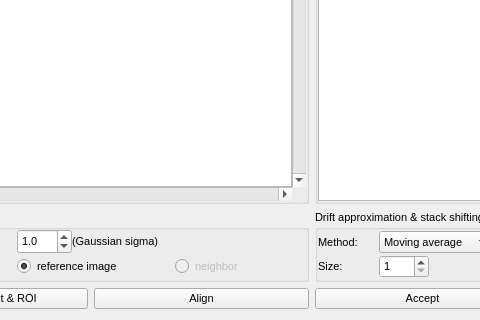
The window that mantis_xray/showalign2.ui (mlerotic/spectromicroscopy) describes before a commit, drawn with Qt 5; both pictures show x 138 to 618 and y 180 to 500 of the 900 by 500 pixel window.
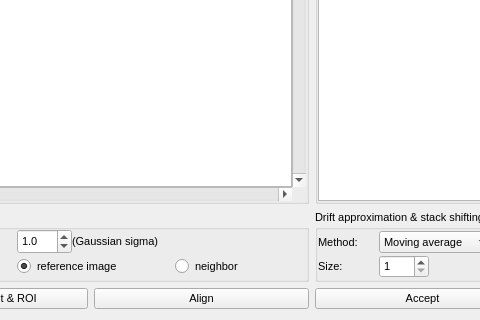
The same window after the commit. Custom widgets are drawn as their Qt base class.

What changed in the file:
```diff
--- a/mantis_xray/showalign2.ui
+++ b/mantis_xray/showalign2.ui
@@ -531,7 +531,7 @@
             <item row="1" column="2">
              <widget class="QRadioButton" name="rB_consecutive">
               <property name="enabled">
-               <bool>false</bool>
+               <bool>true</bool>
               </property>
               <property name="text">
                <string>neighbor</string>
```
